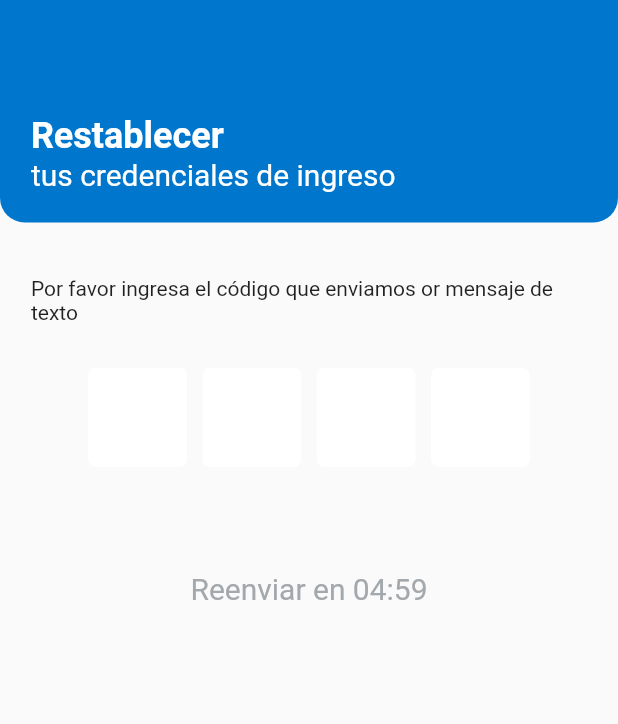
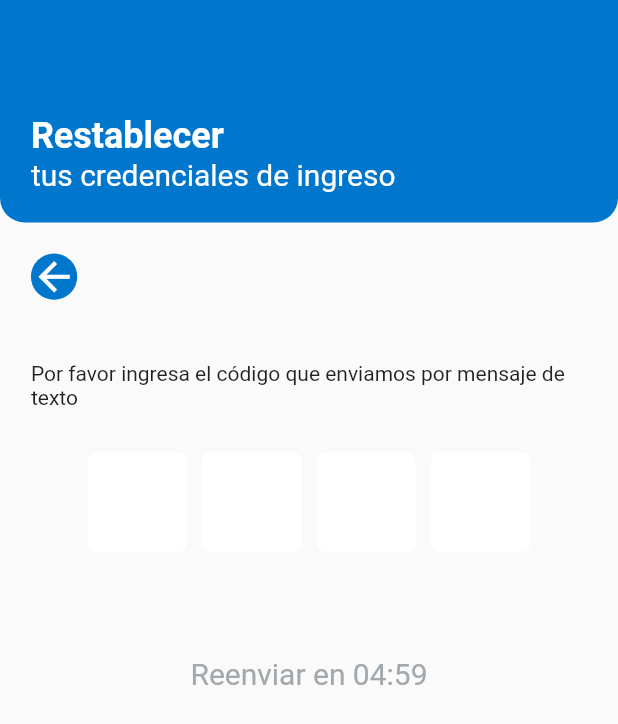
Before and after one commit to alvarohurtadobo/bankcredit, a Flutter app: the ResetPassword02Page screen opened by its route, on a phone screen of 412 x 824 dp. Shown: the top 724 px of the screen. Run offline on Flutter 3.47's test engine with Material 2 defaults, Android fonts, the phone set to English and light mode, and no system bars; our stand-ins replace image_picker, local_auth, open_file, shared_preferences, youtube_player_flutter; accounts and stored records are empty.

Commit message:
boton back y se corrigue mensaje emergente centrado

```diff
--- a/lib/common/widgets/simpleAlertDialog.dart
+++ b/lib/common/widgets/simpleAlertDialog.dart
@@ -59,7 +59,7 @@ Future<bool> simpleAlertDialog(
                   ),
                 ),
                 SizedBox(
-                  height: Sizes.boxSeparation,
+                  height: Sizes.boxSeparation * 5,
                 ),
                 Text(
                   title,
@@ -67,7 +67,7 @@ Future<bool> simpleAlertDialog(
                       const TextStyle(color: Color(0xff0F62A4), fontSize: 22),
                 ),
                 SizedBox(
-                  height: Sizes.boxSeparation,
+                  height: Sizes.boxSeparation * 9,
                 ),
                 Text(
                   message,
--- a/lib/user/ui/resetPassword02Page.dart
+++ b/lib/user/ui/resetPassword02Page.dart
@@ -92,14 +92,42 @@ class _ResetPassword02PageState extends State<ResetPassword02Page> {
                 ],
               ),
             ),
-            SizedBox(
-              height: 3 * Sizes.boxSeparation,
+            Column(
+              crossAxisAlignment: CrossAxisAlignment.start,
+              children: [
+                Padding(
+                    padding: EdgeInsets.all(Sizes.padding),
+                    child: GestureDetector(
+                      onTap: () async {
+                        bool confirm = true;
+                        // print("Appbar back $confirm");
+                        if (confirm) {
+                          Navigator.of(context).pop();
+                        }
+                      },
+                      child: Container(
+                        alignment: Alignment.topCenter,
+                        height: 1.5 * Sizes.padding,
+                        width: 1.5 * Sizes.padding,
+                        decoration: BoxDecoration(
+                            color: const Color(0xff0077CD),
+                            borderRadius: BorderRadius.all(
+                                Radius.circular(1.5 * Sizes.padding / 2))),
+                        child: Icon(
+                          Icons.arrow_back,
+                          size: 1.5 * Sizes.padding,
+                          color: Colors.white,
+                        ),
+                      ),
+                    )),
+                Padding(
+                  padding: EdgeInsets.all(Sizes.padding),
+                  child: const Text(
+                      "Por favor ingresa el código que enviamos por mensaje de texto"),
+                ),
+              ],
             ),
-            Padding(
-              padding: EdgeInsets.all(Sizes.padding),
-              child: const Text(
-                  "Por favor ingresa el código que enviamos or mensaje de texto"),
-            ),
+
             Container(
               margin: EdgeInsets.symmetric(horizontal: 2 * Sizes.padding),
               height: Sizes.height * 0.1,
```
Also changed, not shown: lib/user/ui/resetPassword.dart (+26 -0 lines), lib/user/ui/resetPassword00Page.dart (+28 -3 lines), lib/user/ui/resetPassword01Page.dart (+29 -2 lines).
